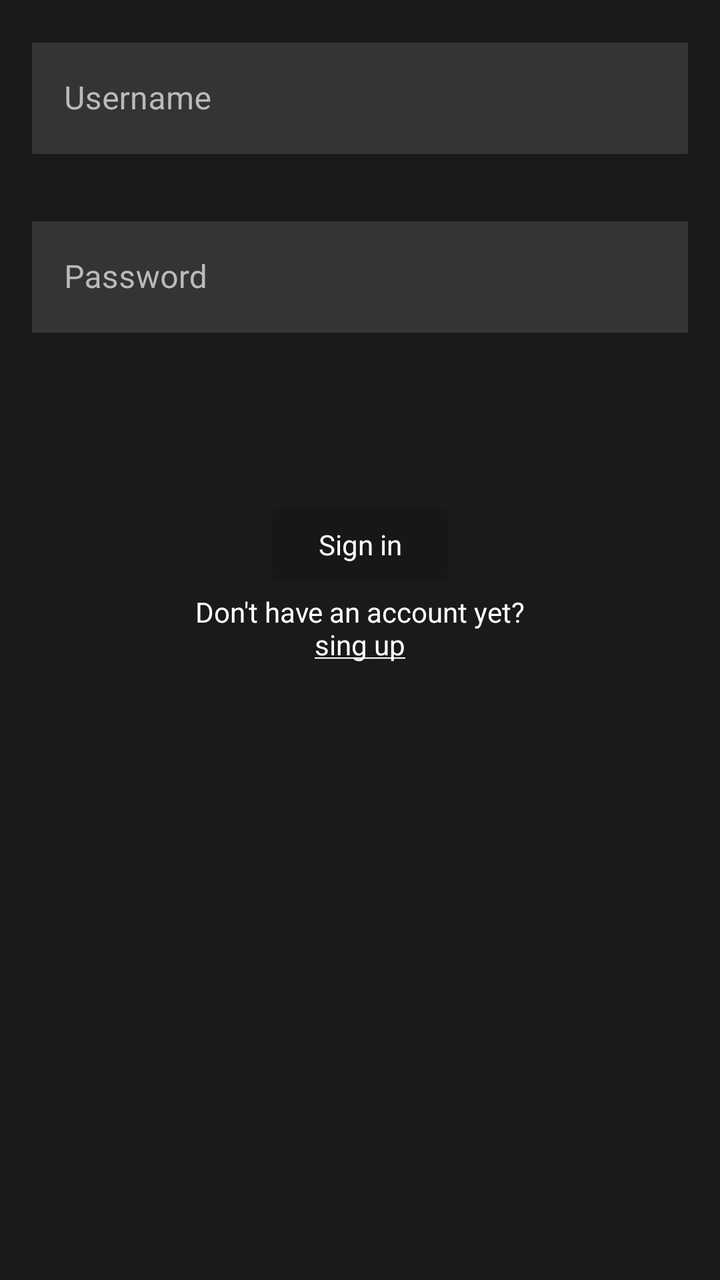
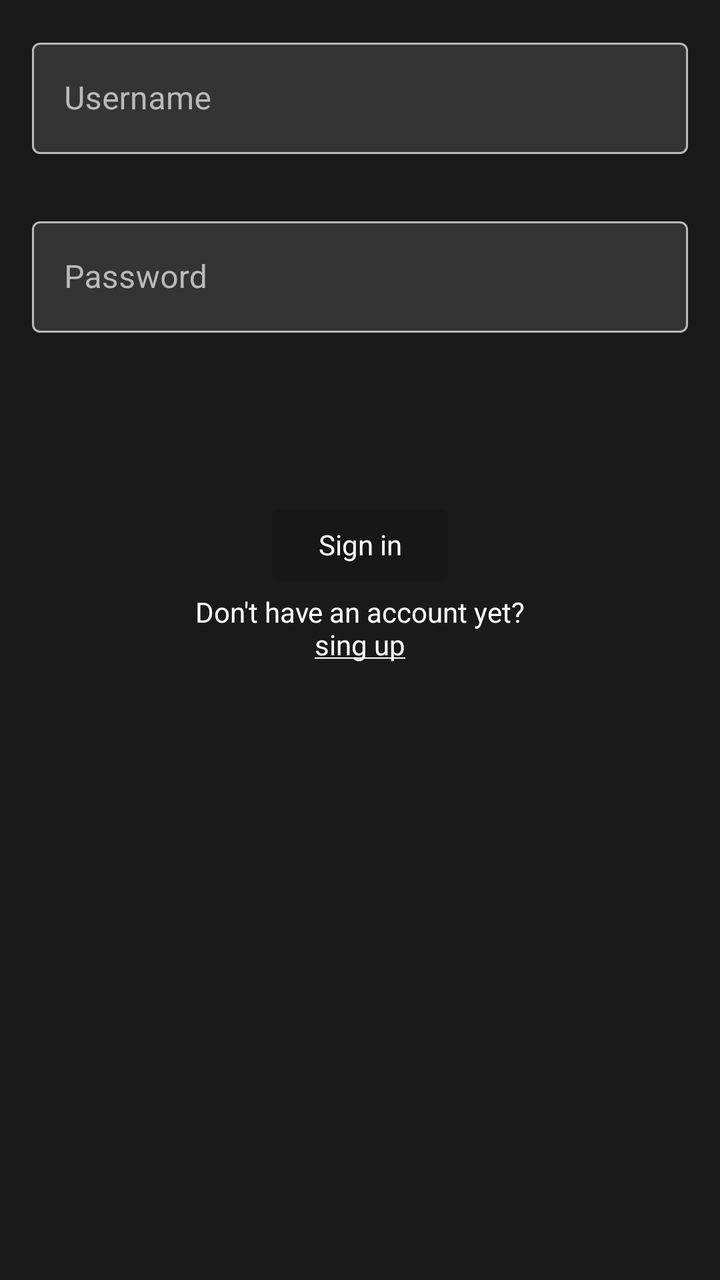

Two renders of the same Android screen: before a commit and after it. Below are the layout's source before the change and the commit's diff.
<!-- AndroidManifest.xml: activity theme Theme.Oma -->
<!-- res/layout/activity_login.xml -->
<?xml version="1.0" encoding="utf-8"?>
<androidx.constraintlayout.widget.ConstraintLayout xmlns:android="http://schemas.android.com/apk/res/android"
    xmlns:app="http://schemas.android.com/apk/res-auto"
    xmlns:tools="http://schemas.android.com/tools"
    android:id="@+id/container"
    android:layout_width="match_parent"
    android:layout_height="match_parent"
    android:padding="16dp"
    tools:context=".ui.login.LoginActivity">


    <com.google.android.material.textfield.TextInputLayout
        style="@style/Widget.Oma.TextInputLayout"
        android:id="@+id/usernameLayout"
        app:errorEnabled="true"
        android:layout_width="match_parent"
        android:layout_height="wrap_content"
        app:layout_constraintTop_toTopOf="parent"
        android:maxLines="1"
        app:layout_constraintEnd_toEndOf="parent"
        app:layout_constraintStart_toStartOf="parent"
        tools:layout_editor_absoluteX="1dp">

        <com.google.android.material.textfield.TextInputEditText
            style="@style/Widget.Oma.TextInputEditText"
            android:id="@+id/username"
            android:selectAllOnFocus="true"
            android:layout_width="match_parent"
            android:maxLines="1"
            android:imeOptions="actionNext"
            android:autofillHints="@string/prompt_username"
            android:layout_height="wrap_content"
            android:hint="@string/prompt_username"
            android:minHeight="48dp" />
    </com.google.android.material.textfield.TextInputLayout>

    <com.google.android.material.textfield.TextInputLayout
        style="@style/Widget.Oma.TextInputLayout"
        android:id="@+id/passwordLayout"
        android:layout_width="match_parent"
        android:layout_height="wrap_content"
        android:layout_marginTop="8dp"
        android:maxLines="1"
        app:layout_constraintStart_toStartOf="parent"
        app:layout_constraintEnd_toEndOf="parent"
        app:layout_constraintTop_toBottomOf="@+id/usernameLayout"
        tools:layout_editor_absoluteX="1dp">

        <com.google.android.material.textfield.TextInputEditText
            style="@style/Widget.Oma.TextInputEditText"
            android:id="@+id/password"
            android:layout_width="match_parent"
            android:layout_height="wrap_content"
            android:selectAllOnFocus="true"
            android:maxLines="1"
            android:imeOptions="actionDone"
            android:autofillHints="@string/prompt_password"
            android:imeActionLabel="@string/action_sign_in_short"
            android:inputType="textPassword"
            android:hint="@string/prompt_password"
            android:minHeight="48dp" />
    </com.google.android.material.textfield.TextInputLayout>


    <Button
        style="@style/Theme.Oma.Input"
        android:id="@+id/login"
        android:layout_width="wrap_content"
        android:layout_height="wrap_content"
        android:layout_gravity="start"
        android:layout_marginTop="16dp"
        android:layout_marginBottom="64dp"
        android:enabled="false"
        android:text="@string/action_sign_in_short"
        app:layout_constraintBottom_toBottomOf="parent"
        app:layout_constraintEnd_toEndOf="parent"
        app:layout_constraintStart_toStartOf="parent"
        app:layout_constraintTop_toBottomOf="@+id/passwordLayout"
        app:layout_constraintVertical_bias="0.2" />

    <TextView
        android:id="@+id/registerPrompt"
        android:layout_width="wrap_content"
        android:layout_height="wrap_content"
        android:clickable="true"
        android:focusable="true"
        android:minHeight="48dp"
        android:text="@string/registerPrompt"
        android:textAlignment="center"
        app:layout_constraintLeft_toLeftOf="parent"
        app:layout_constraintRight_toRightOf="parent"
        app:layout_constraintTop_toBottomOf="@id/login" />

    <ProgressBar
        android:id="@+id/loading"
        android:layout_width="wrap_content"
        android:layout_height="wrap_content"
        android:layout_gravity="center"
        android:layout_marginTop="64dp"
        android:layout_marginBottom="64dp"
        android:visibility="gone"
        app:layout_constraintBottom_toBottomOf="parent"
        app:layout_constraintEnd_toEndOf="@+id/passwordLayout"
        app:layout_constraintStart_toStartOf="@+id/passwordLayout"
        app:layout_constraintTop_toTopOf="parent"
        app:layout_constraintVertical_bias="0.3" />


</androidx.constraintlayout.widget.ConstraintLayout>
<!-- resources referenced by this layout -->
<resources>
  <string name="action_sign_in_short">Sign in</string>
  <string name="prompt_password">Password</string>
  <string name="prompt_username">Username</string>
  <string name="registerPrompt">Don\'t have an account yet?\n<u><sup>sing up</sup></u></string>
  <style name="Theme.Oma.Input" parent="Theme.Oma.Dark">
          <item name="android:colorBackground">@color/colorInputBackground</item>
          <item name="android:textColor">@color/colorInputForeground</item>
      </style>
  <style name="Widget.Oma.TextInputEditText">
          <item name="android:background">@color/colorInputBackground</item>
          <item name="android:textColor">@color/colorForegroundLight</item>
      </style>
  <style name="Widget.Oma.TextInputLayout" parent="Widget.MaterialComponents.TextInputLayout.OutlinedBox">
          <item name="android:textColorHint">@color/colorQuietText</item>
          <item name="boxStrokeColor">@color/colorQuietText</item>
          <item name="hintTextColor">@color/colorQuietText</item>
          <item name="errorTextColor">@color/colorDangerous</item>
  
      </style>
  <style name="Theme.Oma" parent="Theme.MaterialComponents.DayNight.NoActionBar">
          
          <item name="colorPrimary">@color/colorContrastBackground</item>
          <item name="colorOnPrimary">@color/colorMoreContrastBackground</item>
          <item name="colorAccent">@color/colorContrastBackground</item>
  
          
          <item name="colorSecondary">@color/colorGreen</item>
          <item name="colorSecondaryVariant">@color/colorGreen</item>
          <item name="colorOnSecondary">@color/colorBlack</item>
  
          
          
          <item name="android:statusBarColor">@color/colorSidebarBackground</item>
  
          
          <item name="android:windowBackground">@color/colorSidebarBackground</item>
  
          
          <item name="android:textColorPrimary">@color/colorForegroundLight</item>
          <item name="android:textColor">@color/colorForegroundLight</item>
          <item name="android:textColorHint">@color/colorQuietText</item>
  
          <item name="colorControlNormal">?android:attr/windowBackground</item>
          <item name="android:navigationBarColor">?android:attr/windowBackground</item>
      </style>
  <style name="Theme.Oma.Dark" parent="Theme.Oma" />
  <color name="colorInputBackground">#343434</color>
  <color name="colorInputForeground">#FFFFFF</color>
  <color name="colorForegroundLight">#FFFFFF</color>
  <color name="colorQuietText">#BABABA</color>
  <color name="colorDangerous">#E53935</color>
  <color name="colorContrastBackground">#3F51B5</color>
  <color name="colorMoreContrastBackground">#214096</color>
  <color name="colorGreen">#008B00</color>
  <color name="colorBlack">#000000</color>
  <color name="colorSidebarBackground">#1A1A1A</color>
</resources>

<!-- the commit's change to res/layout/activity_login.xml (unified diff, before → after) -->
@@ -16,19 +16,17 @@
         android:layout_width="match_parent"
         android:layout_height="wrap_content"
         app:layout_constraintTop_toTopOf="parent"
-        android:maxLines="1"
         app:layout_constraintEnd_toEndOf="parent"
-        app:layout_constraintStart_toStartOf="parent"
-        tools:layout_editor_absoluteX="1dp">
+        app:layout_constraintStart_toStartOf="parent">
 
         <com.google.android.material.textfield.TextInputEditText
-            style="@style/Widget.Oma.TextInputEditText"
             android:id="@+id/username"
             android:selectAllOnFocus="true"
             android:layout_width="match_parent"
             android:maxLines="1"
             android:imeOptions="actionNext"
             android:autofillHints="@string/prompt_username"
+            android:inputType="textAutoComplete"
             android:layout_height="wrap_content"
             android:hint="@string/prompt_username"
             android:minHeight="48dp" />
@@ -47,7 +45,6 @@
         tools:layout_editor_absoluteX="1dp">
 
         <com.google.android.material.textfield.TextInputEditText
-            style="@style/Widget.Oma.TextInputEditText"
             android:id="@+id/password"
             android:layout_width="match_parent"
             android:layout_height="wrap_content"
<!-- resource entries referenced after the edit -->
@@ -8,15 +8,13 @@
           <item name="android:colorBackground">@color/colorInputBackground</item>
           <item name="android:textColor">@color/colorInputForeground</item>
       </style>
-  <style name="Widget.Oma.TextInputEditText">
-          <item name="android:background">@color/colorInputBackground</item>
-          <item name="android:textColor">@color/colorForegroundLight</item>
-      </style>
   <style name="Widget.Oma.TextInputLayout" parent="Widget.MaterialComponents.TextInputLayout.OutlinedBox">
           <item name="android:textColorHint">@color/colorQuietText</item>
           <item name="boxStrokeColor">@color/colorQuietText</item>
           <item name="hintTextColor">@color/colorQuietText</item>
           <item name="errorTextColor">@color/colorDangerous</item>
+          <item name="cornerRadius">@dimen/x2_def_padding</item>
+          <item name="boxBackgroundColor">@color/colorInputBackground</item>
   
       </style>
   <style name="Theme.Oma" parent="Theme.MaterialComponents.DayNight.NoActionBar">
@@ -51,6 +49,7 @@
   <color name="colorForegroundLight">#FFFFFF</color>
   <color name="colorQuietText">#BABABA</color>
   <color name="colorDangerous">#E53935</color>
+  <dimen name="x2_def_padding">8dp</dimen>
   <color name="colorContrastBackground">#3F51B5</color>
   <color name="colorMoreContrastBackground">#214096</color>
   <color name="colorGreen">#008B00</color>
